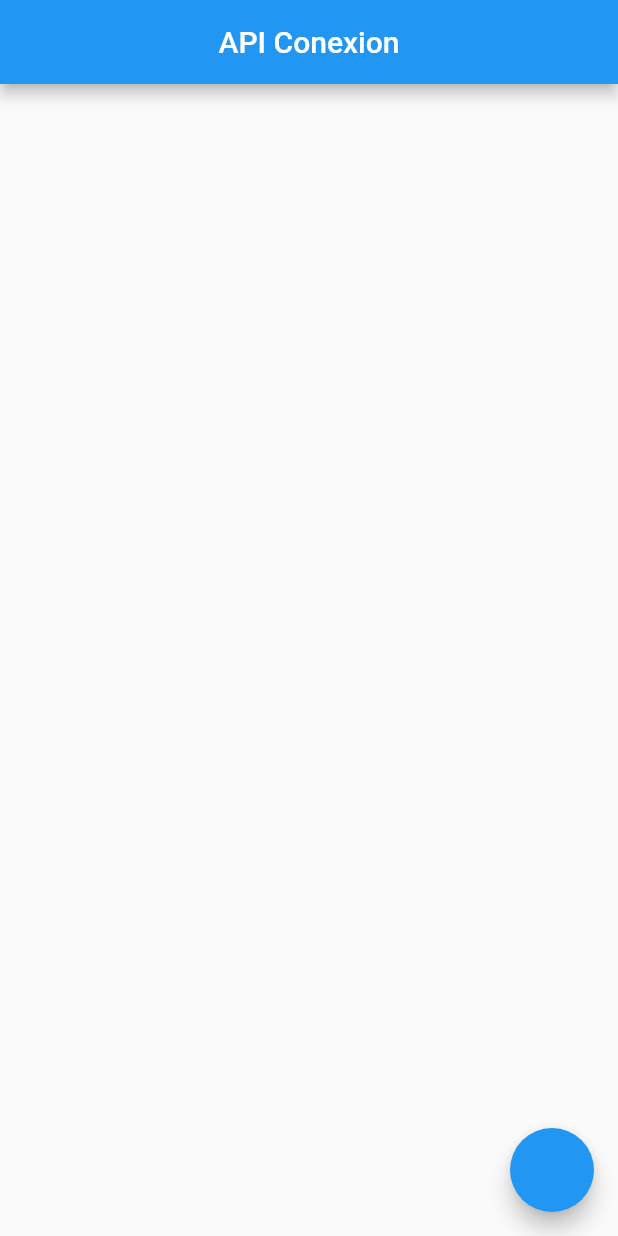
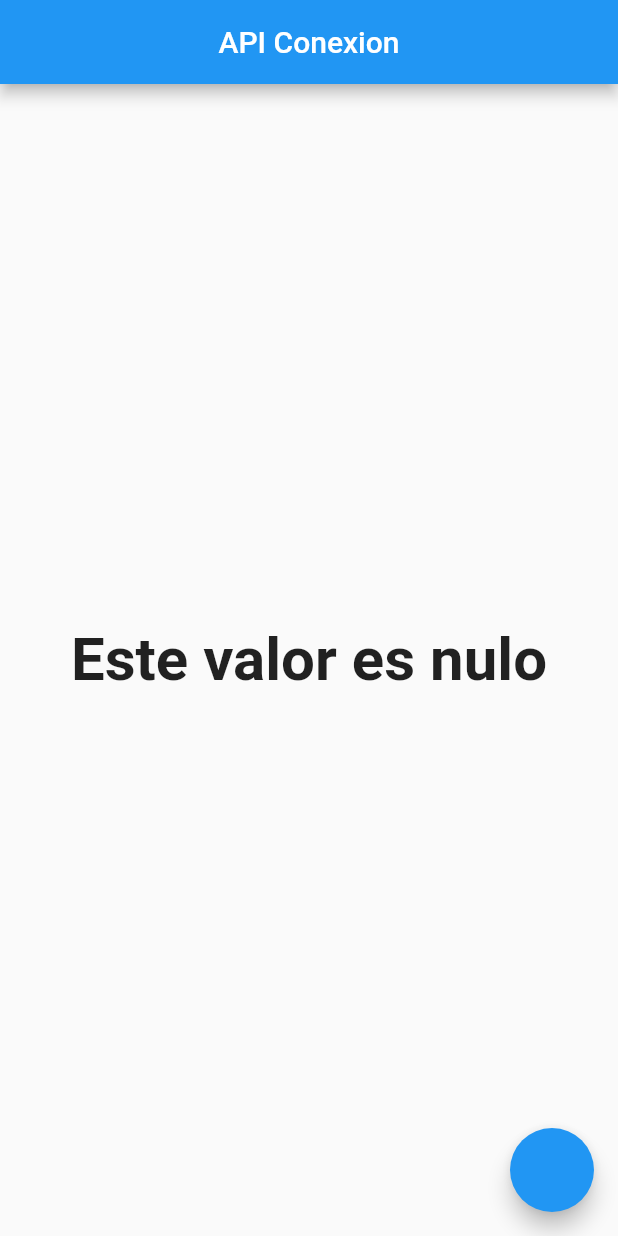
Before and after one commit to fujitsu-flutteracademy/first_app_fujitsu, a Flutter app: the screen it shows after launch, on a phone screen of 412 x 824 dp. Run offline on Flutter 3.47's test engine with Material 2 defaults, Android fonts, the phone set to English and light mode, and no system bars.

Commit message:
api req res model

```diff
--- a/lib/home_page.dart
+++ b/lib/home_page.dart
@@ -1,9 +1,18 @@
+import 'package:first_app_fujitsu/modules/api/models/person_model.dart';
 import 'package:first_app_fujitsu/modules/api/services/reqres_services.dart';
 import 'package:flutter/material.dart';
 
-class HomePage extends StatelessWidget {
+class HomePage extends StatefulWidget {
   const HomePage({Key? key}) : super(key: key);
+
+  @override
+  State<HomePage> createState() => _HomePageState();
+}
+
+class _HomePageState extends State<HomePage> {
   final int counter = 0;
+  PersonModel? personModel;
+
   @override
   Widget build(BuildContext context) {
     return Scaffold(
@@ -17,8 +26,20 @@ class HomePage extends StatelessWidget {
           ),
         ),
       ),
-      floatingActionButton: FloatingActionButton(onPressed: () {
-        ServicesReqResApi().getReqResService();
+      body: Center(
+        child: Text(
+          personModel?.first_name ?? 'Este valor es nulo',
+          style: TextStyle(
+            fontSize: 40,
+            fontWeight: FontWeight.bold,
+          ),
+        ),
+      ),
+      floatingActionButton: FloatingActionButton(onPressed: () async {
+        personModel = await ServicesReqResApi().getReqResService();
+        setState(() {});
+
+        print(personModel!.id);
       }),
     );
   }
--- /dev/null
+++ b/lib/modules/api/models/person_model.dart
@@ -0,0 +1,20 @@
+// ignore_for_file: public_member_api_docs, sort_constructors_first
+class PersonModel {
+  int? id;
+  String? email;
+  String? first_name;
+  String? avatar;
+  PersonModel({
+    this.id,
+    this.email,
+    this.first_name,
+    this.avatar,
+  });
+
+  PersonModel.fromJson(Map<String, dynamic> json) {
+    id = json['id'];
+    email = json['email'];
+    first_name = json['first_name'];
+    avatar = json['avatar'];
+  }
+}
```
Also changed, not shown: lib/modules/api/models/persons_model.dart (added, +9 -0 lines), lib/modules/api/services/reqres_services.dart (+30 -3 lines).
